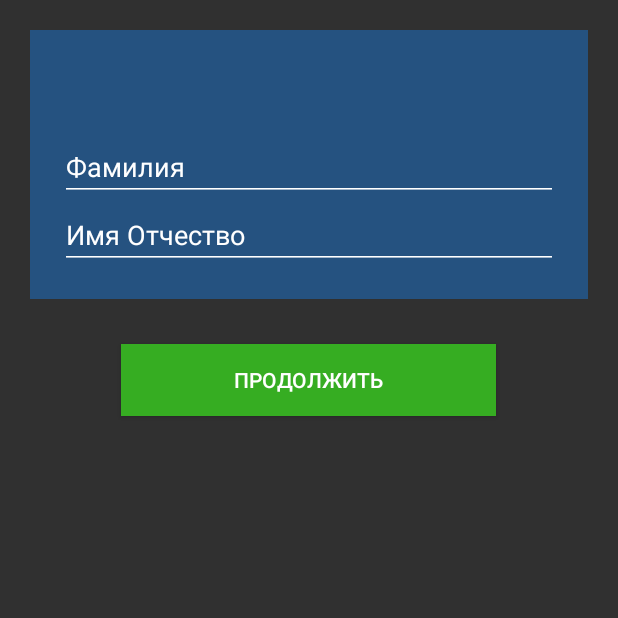
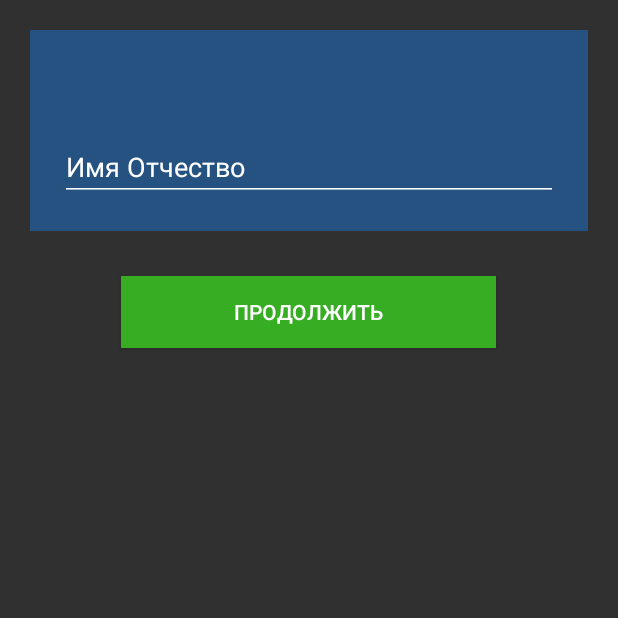
Before and after one commit to FlashA/Questionnaire, an Android app: the fragment SecondFragment placed in its activity, after a tap on "ПРОДОЛЖИТЬ", on a phone screen of 412 x 824 dp, the top half of it. Run offline under Robolectric (Android 15) with nearby library versions, the phone set to English and light mode, and no system bars; 5 statements that could not run were skipped.

Commit message:
removed last name from second fragment

```diff
--- a/app/src/main/java/com/flash/questionnaire/Fragments/SecondFragment.java
+++ b/app/src/main/java/com/flash/questionnaire/Fragments/SecondFragment.java
@@ -26,7 +26,6 @@ public class SecondFragment extends Fragment {
 
     private TextView textView;
 
-    private EditText editText_f;
     private EditText editText_io;
 
     private DBDataHelper database;
@@ -76,14 +75,13 @@ public class SecondFragment extends Fragment {
     }
 
     private void initEditText(View view){
-        editText_f = (EditText) view.findViewById(R.id.editText_f);
         editText_io = (EditText) view.findViewById(R.id.editText_io);
     }
 
     private boolean checkNullText(){
-        if(getText(editText_f) || getText(editText_io)) return false;
+        if(getText(editText_io)) return false;
         else {
-            answers.setFio(editText_f.getText().toString() + " " + editText_io.getText().toString());
+            answers.setFio(editText_io.getText().toString());
             return true;
         }
     }
--- a/app/src/main/res/layout/fragment_second.xml
+++ b/app/src/main/res/layout/fragment_second.xml
@@ -34,16 +34,6 @@
         <EditText
             android:layout_width="match_parent"
             android:layout_height="wrap_content"
-            android:id="@+id/editText_f"
-            android:backgroundTint="@color/text_main"
-            android:hint="Фамилия"
-            android:textColor="@color/text_main"
-            android:inputType="textCapWords"
-            android:textCursorDrawable="@null"
-            android:textColorHint="@color/text_main" />
-        <EditText
-            android:layout_width="match_parent"
-            android:layout_height="wrap_content"
             android:id="@+id/editText_io"
             android:backgroundTint="@color/text_main"
             android:hint="Имя Отчество"
```
